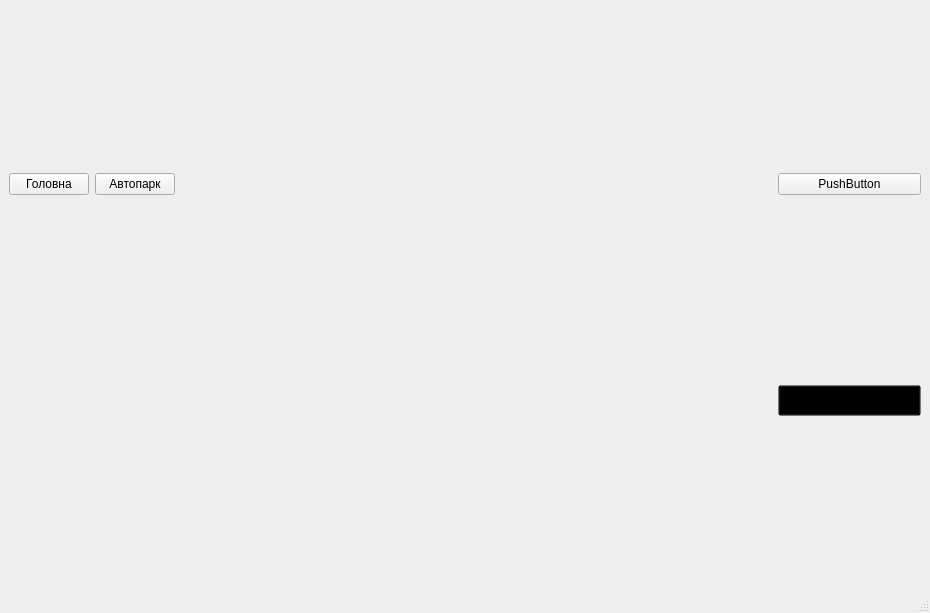
First picture: the form in kursova/mainwindow.ui, repository Maxverrr/kursova, before the edit.
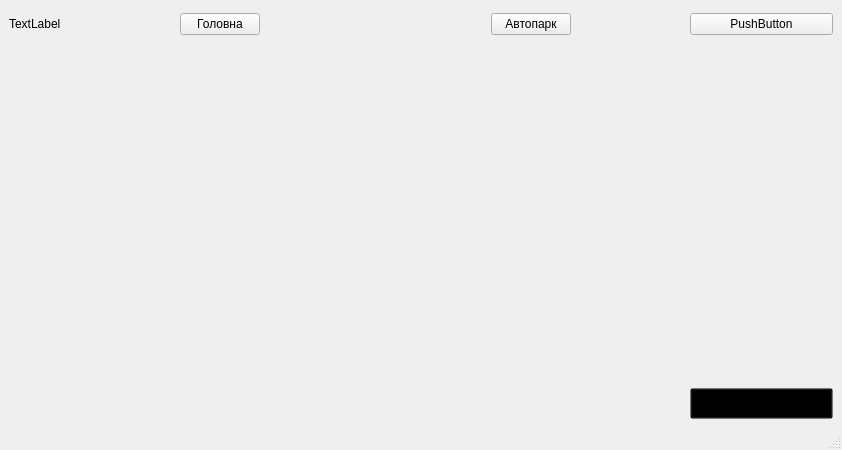
Second picture: the form after the edit. Icons and pictures are not drawn.

```diff
--- a/kursova/mainwindow.ui
+++ b/kursova/mainwindow.ui
@@ -6,8 +6,8 @@
    <rect>
     <x>0</x>
     <y>0</y>
-    <width>930</width>
-    <height>613</height>
+    <width>842</width>
+    <height>450</height>
    </rect>
   </property>
   <property name="windowTitle">
@@ -20,8 +20,145 @@
   </property>
   <widget class="QWidget" name="centralwidget">
    <layout class="QGridLayout" name="gridLayout">
-    <item row="3" column="5">
-     <widget class="QPushButton" name="pushButton_4">
+    <item row="1" column="6">
+     <spacer name="verticalSpacer_2">
+      <property name="orientation">
+       <enum>Qt::Orientation::Vertical</enum>
+      </property>
+      <property name="sizeHint" stdset="0">
+       <size>
+        <width>20</width>
+        <height>40</height>
+       </size>
+      </property>
+     </spacer>
+    </item>
+    <item row="0" column="2">
+     <widget class="QPushButton" name="pbmain">
+      <property name="text">
+       <string>Головна</string>
+      </property>
+     </widget>
+    </item>
+    <item row="0" column="8">
+     <widget class="QPushButton" name="pushButton_2">
+      <property name="text">
+       <string>PushButton</string>
+      </property>
+     </widget>
+    </item>
+    <item row="0" column="6">
+     <widget class="QPushButton" name="pbautopark">
+      <property name="text">
+       <string>Автопарк</string>
+      </property>
+     </widget>
+    </item>
+    <item row="0" column="3">
+     <spacer name="horizontalSpacer_5">
+      <property name="orientation">
+       <enum>Qt::Orientation::Horizontal</enum>
+      </property>
+      <property name="sizeHint" stdset="0">
+       <size>
+        <width>94</width>
+        <height>27</height>
+       </size>
+      </property>
+     </spacer>
+    </item>
+    <item row="3" column="7">
+     <spacer name="horizontalSpacer_4">
+      <property name="orientation">
+       <enum>Qt::Orientation::Horizontal</enum>
+      </property>
+      <property name="sizeHint" stdset="0">
+       <size>
+        <width>40</width>
+        <height>20</height>
+       </size>
+      </property>
+     </spacer>
+    </item>
+    <item row="0" column="1">
+     <spacer name="horizontalSpacer">
+      <property name="orientation">
+       <enum>Qt::Orientation::Horizontal</enum>
+      </property>
+      <property name="sizeHint" stdset="0">
+       <size>
+        <width>40</width>
+        <height>20</height>
+       </size>
+      </property>
+     </spacer>
+    </item>
+    <item row="1" column="2">
+     <spacer name="verticalSpacer">
+      <property name="orientation">
+       <enum>Qt::Orientation::Vertical</enum>
+      </property>
+      <property name="sizeHint" stdset="0">
+       <size>
+        <width>20</width>
+        <height>40</height>
+       </size>
+      </property>
+     </spacer>
+    </item>
+    <item row="0" column="7">
+     <spacer name="horizontalSpacer_3">
+      <property name="orientation">
+       <enum>Qt::Orientation::Horizontal</enum>
+      </property>
+      <property name="sizeHint" stdset="0">
+       <size>
+        <width>40</width>
+        <height>20</height>
+       </size>
+      </property>
+     </spacer>
+    </item>
+    <item row="0" column="0">
+     <widget class="QLabel" name="label">
+      <property name="enabled">
+       <bool>true</bool>
+      </property>
+      <property name="minimumSize">
+       <size>
+        <width>30</width>
+        <height>30</height>
+       </size>
+      </property>
+      <property name="maximumSize">
+       <size>
+        <width>100</width>
+        <height>100</height>
+       </size>
+      </property>
+      <property name="styleSheet">
+       <string notr="true">QLabel { background-image: url(:/iconb.png);; }</string>
+      </property>
+      <property name="text">
+       <string>TextLabel</string>
+      </property>
+     </widget>
+    </item>
+    <item row="0" column="4">
+     <spacer name="horizontalSpacer_2">
+      <property name="orientation">
+       <enum>Qt::Orientation::Horizontal</enum>
+      </property>
+      <property name="sizeHint" stdset="0">
+       <size>
+        <width>40</width>
+        <height>20</height>
+       </size>
+      </property>
+     </spacer>
+    </item>
+    <item row="3" column="8">
+     <widget class="QPushButton" name="pbsupport">
       <property name="palette">
        <palette>
         <active>
@@ -127,40 +264,19 @@
       </property>
      </widget>
     </item>
-    <item row="1" column="4">
-     <spacer name="horizontalSpacer">
+    <item row="1" column="8">
+     <spacer name="verticalSpacer_3">
       <property name="orientation">
-       <enum>Qt::Orientation::Horizontal</enum>
+       <enum>Qt::Orientation::Vertical</enum>
       </property>
       <property name="sizeHint" stdset="0">
        <size>
-        <width>40</width>
-        <height>20</height>
+        <width>20</width>
+        <height>40</height>
        </size>
       </property>
      </spacer>
     </item>
-    <item row="0" column="5">
-     <widget class="QPushButton" name="pushButton_2">
-      <property name="text">
-       <string>PushButton</string>
-      </property>
-     </widget>
-    </item>
-    <item row="0" column="0">
-     <widget class="QPushButton" name="pushButton">
-      <property name="text">
-       <string>Головна</string>
-      </property>
-     </widget>
-    </item>
-    <item row="0" column="3">
-     <widget class="QPushButton" name="pushButton_3">
-      <property name="text">
-       <string>Автопарк</string>
-      </property>
-     </widget>
-    </item>
    </layout>
   </widget>
   <widget class="QStatusBar" name="statusbar"/>
```
Left out of the diff: 2 changed lines with no effect on the pictures.
